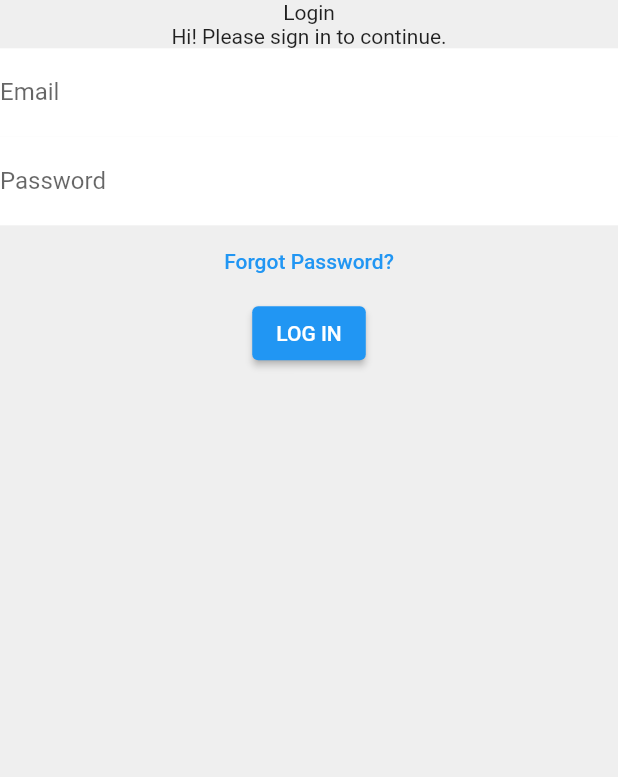
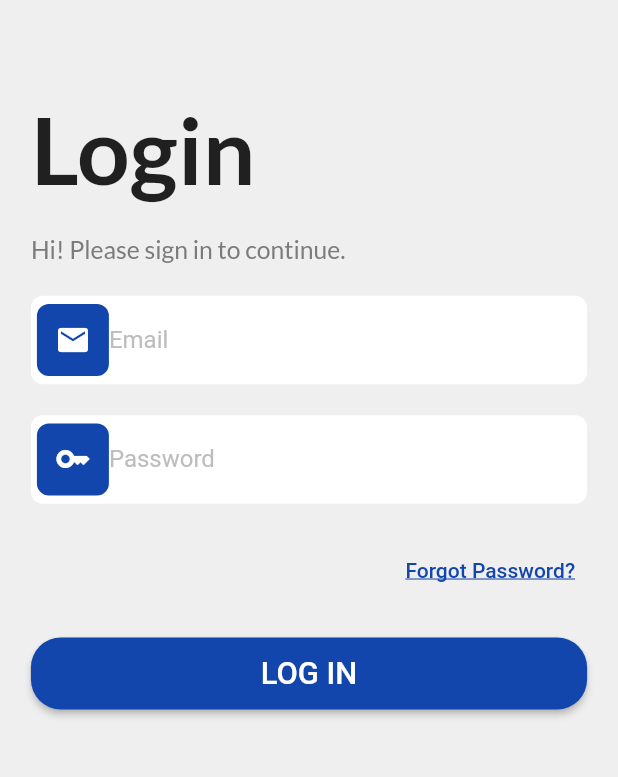
Before and after one commit to lakshya1goel/BytePad, a Flutter app: the screen it shows after launch, on a phone screen of 412 x 824 dp, the part 216-993 px from its top. Run offline on Flutter 3.47's test engine with Material 2 defaults, Android fonts, the phone set to English and light mode, and no system bars.

Commit message:
formatize the login page UI

```diff
--- a/lib/Views/Pages/login_page.dart
+++ b/lib/Views/Pages/login_page.dart
@@ -1,5 +1,6 @@
 import 'package:bytepad/Views/Widgets/custom_input_field.dart';
 import 'package:flutter/material.dart';
+import '../../theme_data.dart';
 
 class LoginPage extends StatefulWidget {
   const LoginPage({super.key});
@@ -17,25 +18,84 @@ class _LoginPageState extends State<LoginPage> {
 
     return Scaffold(
       body: SingleChildScrollView(
+          child: SafeArea(
             child: Column(
+              crossAxisAlignment: CrossAxisAlignment.start,
               children: [
-              Image.asset("assets/images/BytePadLogo.png",
+                Center(
+                  child: Image.asset("assets/images/BytePadLogo.png",
                     height: size.width*0.35,
                     width: size.width*0.35,
                   ),
-              Text("Login"),
-              Text("Hi! Please sign in to continue."),
-              CustomInputField(labelText: "Email"),
-              CustomInputField(labelText: "Password"),
-              TextButton(
+                ),
+                SizedBox(height: size.height*0.05),
+                Padding(
+                  padding: EdgeInsets.all(size.width*0.05),
+                  child: Text("Login",
+                    style: TextStyle(
+                      fontSize: size.width*0.15,
+                      fontWeight: FontWeight.bold,
+                    ),
+                  ),
+                ),
+                Padding(
+                  padding: EdgeInsets.symmetric(horizontal: size.width*0.05),
+                  child: Text("Hi! Please sign in to continue.",
+                    style: TextStyle(
+                      fontSize: size.width*0.04,
+                      color: greyColor
+                    ),
+                  ),
+                ),
+                Padding(
+                  padding: EdgeInsets.all(size.width*0.05),
+                  child: const CustomInputField(labelText: "Email", icon: Icons.email,),
+                ),
+                Padding(
+                  padding: EdgeInsets.symmetric(horizontal: size.width*0.05),
+                  child: const CustomInputField(labelText: "Password", icon: Icons.key,),
+                ),
+                Padding(
+                  padding: EdgeInsets.all(size.width*0.05),
+                  child: Align(
+                    alignment: Alignment.centerRight,
+                    child: TextButton(
                         onPressed: (){},
-                  child: Text("Forgot Password?"),
+                        child: const Text("Forgot Password?",
+                          style: TextStyle(
+                            decoration: TextDecoration.underline,
+                            color: blueColor
                           ),
-              ElevatedButton(
+                        ),
+                    ),
+                  ),
+                ),
+                Center(
+                  child: Container(
+                    width: size.width*0.9,
+                    child: ElevatedButton(
                         onPressed: (){},
-                  child: Text("LOG IN"),
+                        child: Padding(
+                          padding: const EdgeInsets.all(12.0),
+                          child: Text("LOG IN",
+                            style: TextStyle(
+                              fontSize: size.width*0.05,
+                            ),
+                          ),
+                        ),
+                      style: ButtonStyle(
+                        shape: MaterialStateProperty.all<RoundedRectangleBorder>(
+                          RoundedRectangleBorder(
+                            borderRadius: BorderRadius.circular(20.0),
+                          ),
+                        ),
+                        backgroundColor: MaterialStateProperty.all<Color>(blueColor),
+                      ),
+                    ),
+                  ),
                 )
               ],
+            ),
           )
       ),
     );
--- a/lib/Views/Widgets/custom_input_field.dart
+++ b/lib/Views/Widgets/custom_input_field.dart
@@ -3,17 +3,40 @@ import '../../theme_data.dart';
 
 class CustomInputField extends StatelessWidget {
   final String labelText;
-  const CustomInputField({ required this.labelText, Key? key,}) : super(key: key);
+  final IconData icon;
+  const CustomInputField({ required this.labelText, required this.icon, Key? key,}) : super(key: key);
 
   @override
   Widget build(BuildContext context) {
+
+    final size = MediaQuery.of(context).size;
+
     return Container(
+      decoration: BoxDecoration(
+        borderRadius: BorderRadius.circular(8.0),
         color: inputFieldColor,
+      ),
+      child: Padding(
+        padding: const EdgeInsets.symmetric(horizontal: 4.0),
         child: TextFormField(
+          cursorColor: blueColor,
           decoration: InputDecoration(
             labelText: labelText,
+            labelStyle: TextStyle(
+              color: labelColor
+            ),
             focusedBorder: InputBorder.none,
             enabledBorder: InputBorder.none,
+            prefixIcon: Container(
+                decoration: BoxDecoration(
+                  borderRadius: BorderRadius.circular(8.0),
+                  color: blueColor,
+                ),
+                child: Icon(icon,
+                  color: Colors.white,
+                )
+            ),
+          ),
         ),
       ),
     );
--- a/lib/main.dart
+++ b/lib/main.dart
@@ -15,6 +15,11 @@ class MyApp extends StatelessWidget {
       debugShowCheckedModeBanner: false,
       title: 'BytePad',
       theme: ThemeData(
+        textTheme: TextTheme(
+          bodyMedium: TextStyle(
+            fontFamily: 'Lato',
+          ),
+        ),
         scaffoldBackgroundColor: bgColor,
       ),
       home: const LoginPage(),
--- a/lib/theme_data.dart
+++ b/lib/theme_data.dart
@@ -2,3 +2,6 @@ import 'package:flutter/material.dart';
 
 const bgColor = Color(0xFFEFEFEF);
 const inputFieldColor = Color(0xFFFFFFFF);
+const blueColor = Color(0xFF1246AC);
+const greyColor = Color(0xFF7B7B7B);
+const labelColor = Color(0xFFBDBDBD);
```
Also changed, not shown: pubspec.yaml (+9 -7 lines), assets/icons/EmailIcon.jpeg (added), fonts/Lato-Black.ttf (added), fonts/Lato-BlackItalic.ttf (added), fonts/Lato-Bold.ttf (added), fonts/Lato-BoldItalic.ttf (added), fonts/Lato-Italic.ttf (added), fonts/Lato-Light.ttf (added), fonts/Lato-LightItalic.ttf (added), fonts/Lato-Regular.ttf (added), fonts/Lato-Thin.ttf (added), fonts/Lato-ThinItalic.ttf (added). Lines whose indentation alone changed are shown as unchanged.
